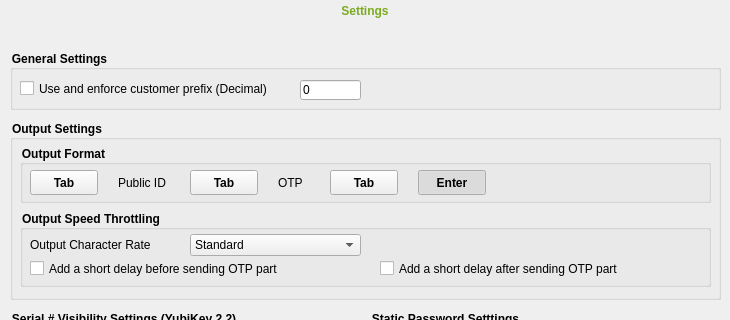
Qt form src/ui/settingpage.ui (Yubico/yubikey-personalization-gui) before a commit; both pictures show x 0 to 730 and y 0 to 320 of the 730 by 650 pixel window.
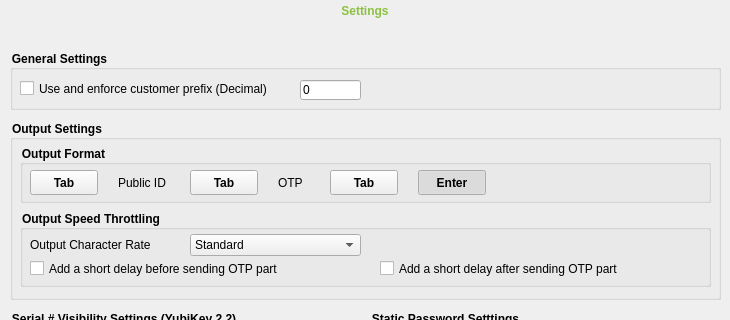
The same form after that commit. Icons and pictures are not drawn.

Commit message: change green color to correct Yubico green

```diff
--- a/src/ui/settingpage.ui
+++ b/src/ui/settingpage.ui
@@ -41,7 +41,7 @@
    <property name="styleSheet">
     <string notr="true">font: 18px &quot;Verdana&quot;;
 font-weight: bold;
-color: rgb(122, 171, 32);</string>
+color: rgb(140, 192, 65);</string>
    </property>
    <property name="text">
     <string>Settings</string>
```
The commit also changes 7 other files.
